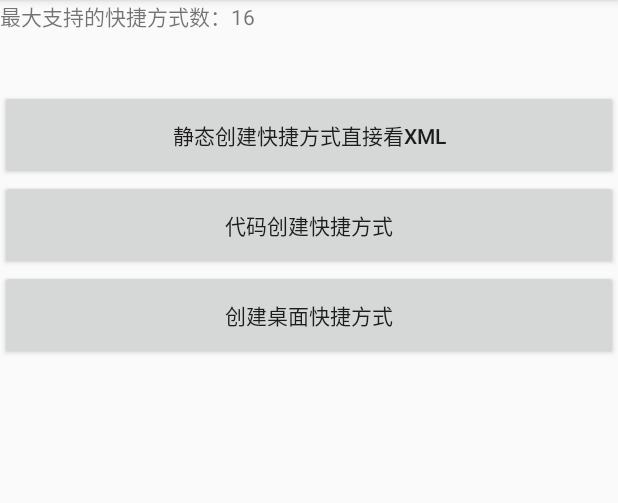
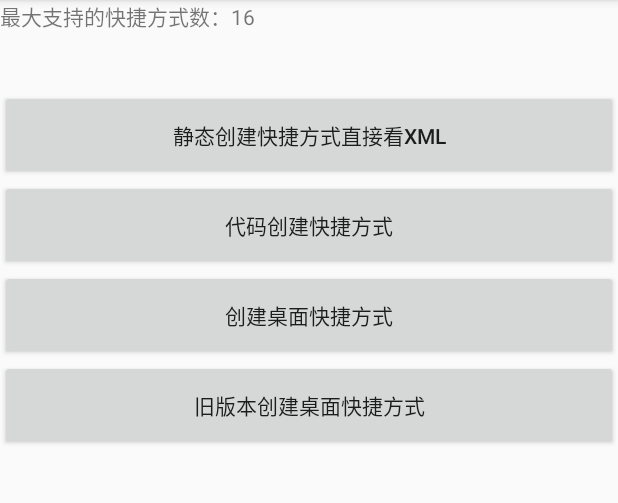
Before and after one commit to huozhenpeng/shortcuts_study, an Android app: the screen it shows after launch (MainActivity), on a phone screen of 412 x 824 dp, the part 84-587 px from its top. Run offline under Robolectric (Android 15) with nearby library versions, the phone set to English and light mode, and no system bars.

Commit message:
添加低版本创建快捷方式

```diff
--- a/app/src/main/res/layout/activity_main.xml
+++ b/app/src/main/res/layout/activity_main.xml
@@ -50,4 +50,15 @@
         app:layout_constraintRight_toRightOf="parent"
         app:layout_constraintTop_toBottomOf="@id/b_dynamicCreate" />
 
+    <Button
+        android:id="@+id/b_oldDesktopCuts"
+        android:layout_width="0dp"
+        android:layout_height="60dp"
+        android:text="旧版本创建桌面快捷方式"
+        android:gravity="center"
+        android:onClick="createOldDesktopCuts"
+        app:layout_constraintLeft_toLeftOf="parent"
+        app:layout_constraintRight_toRightOf="parent"
+        app:layout_constraintTop_toBottomOf="@id/b_createDesktopCuts" />
+
 </androidx.constraintlayout.widget.ConstraintLayout>
```
Also changed, not shown: app/src/main/AndroidManifest.xml (+8 -0 lines), app/src/main/java/com/example/shortcutsstudy/MainActivity.java (+24 -0 lines), app/src/main/java/com/example/shortcutsstudy/OldActivity.java (added, +15 -0 lines), app/src/main/res/layout/activity_old.xml (added, +19 -0 lines), 1 other file.
